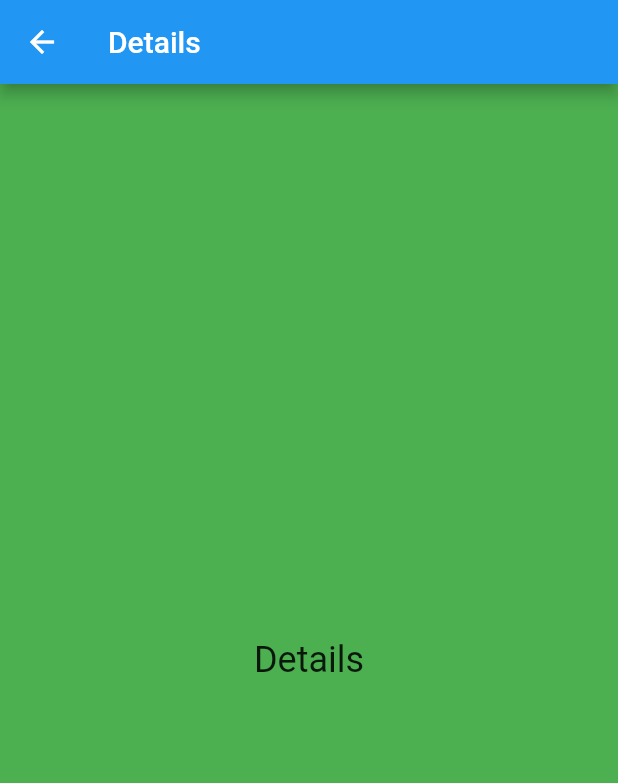
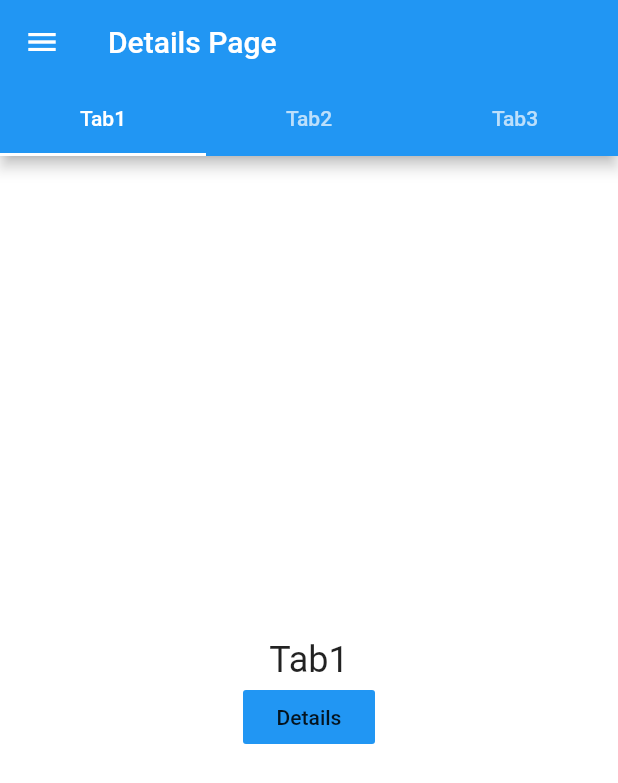
Before and after one commit to nirmal251992/drawer_tabbar, a Flutter app: the Home screen opened by its route, after a tap on "Details", on a phone screen of 412 x 824 dp. Shown: the top 783 px of the screen. Run offline on Flutter 3.47's test engine with Material 2 defaults, Android fonts, the phone set to English and light mode, and no system bars.

Commit message:
all screen drawer and tabbar

```diff
--- a/lib/details.dart
+++ b/lib/details.dart
@@ -1,25 +1,49 @@
 import 'package:flutter/material.dart';
+import 'side_drawer.dart';
+import 'welcome.dart';
+import 'info.dart';
+import 'about.dart';
 
 class Details extends StatelessWidget {
   const Details({Key key}) : super(key: key);
 
   @override
   Widget build(BuildContext context) {
-    return Scaffold(
+    return DefaultTabController(
+      length: 3,
+      child: Scaffold(
+          appBar: AppBar(
 
-      appBar: AppBar(
-        title: Text('Details'),
-      ),
-      body: Container(
-        color: Colors.green,
-        padding: EdgeInsets.all(16),
-        child: Center(
-          child: Text(
-            'Details',
-            style: TextStyle(fontSize: 24),
+            title: Text('Details Page'),
+            bottom: TabBar(
+              onTap: (index) {
+                print(index);
+              },
+              tabs: [
+                Tab(
+
+                  text: 'Tab1',
+                  // icon: Icon(Icons.home),
+                ),
+                Tab(
+                  text: 'Tab2',
+                  //icon: Icon(Icons.settings),
+                ),
+                Tab(
+                  text: 'Tab3',
+                  //icon: Icon(Icons.fastfood),
+                ),
+              ],
+            ),
           ),
-        ),
-      ),
+          drawer: SideDrawer(),
+          body: TabBarView(
+            children: [
+              Welcome(),
+              Info(),
+              About(),
+            ],
+          )),
     );
   }
 }
--- a/lib/home.dart
+++ b/lib/home.dart
@@ -6,9 +6,9 @@ import 'package:flutter/material.dart';
 
 class Home extends StatefulWidget {
   @override
-  _HomeState createState() => _HomeState();
+  HomeState createState() => HomeState();
 }
-class _HomeState extends State<Home> {
+class HomeState extends State<Home> {
   @override
   Widget build(BuildContext context) {
     return DefaultTabController(
@@ -16,7 +16,7 @@ class _HomeState extends State<Home> {
       child: Scaffold(
           appBar: AppBar(
 
-            title: Text('Drawer Demo'),
+            title: Text('Home'),
             bottom: TabBar(
               onTap: (index) {
                 print(index);
@@ -46,6 +46,6 @@ class _HomeState extends State<Home> {
               About(),
             ],
           )),
-      );
+    );
   }
 }
--- a/lib/info.dart
+++ b/lib/info.dart
@@ -6,6 +6,7 @@ class Info extends StatelessWidget {
   @override
   Widget build(BuildContext context) {
     return Container(
+
       color: Colors.red,
       padding: EdgeInsets.all(16),
       child: Center(
--- a/lib/welcome.dart
+++ b/lib/welcome.dart
@@ -23,7 +23,6 @@ class Welcome extends StatelessWidget {
                 ),
                 onPressed: () {
                   Navigator.push(context, MaterialPageRoute(builder: (context) => Details()));
-
                 }
             ),
           ],
```
Also changed, not shown: lib/settings.dart (+39 -11 lines), lib/videos.dart (+40 -15 lines).
